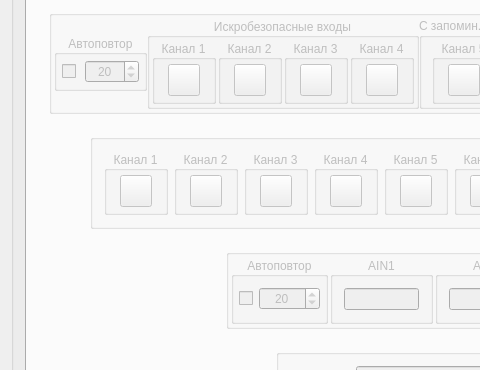
Old version of the form mainwindow.ui in the repository vlarry/emulator; both pictures show x 0 to 480 and y 288 to 658 of the 1276 by 763 pixel window.
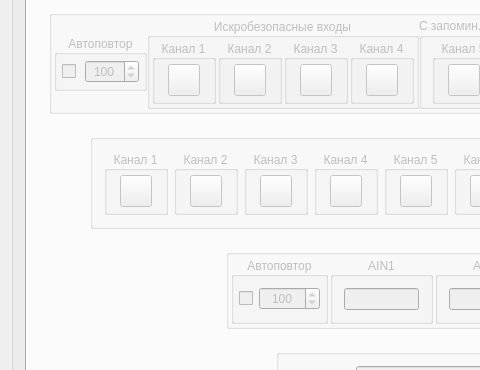
New version of the form. The open tabs and pages were chosen to show the change. Icons and pictures are not drawn. Custom widgets are drawn as their Qt base class.

Commit message: Изменение минимального значения в полях автоповтра с 10мс на 20мс.

```diff
--- a/mainwindow.ui
+++ b/mainwindow.ui
@@ -478,7 +478,7 @@
                             <set>Qt::AlignCenter</set>
                            </property>
                            <property name="minimum">
-                            <number>10</number>
+                            <number>20</number>
                            </property>
                            <property name="maximum">
                             <number>1000</number>
@@ -487,7 +487,7 @@
                             <number>10</number>
                            </property>
                            <property name="value">
-                            <number>20</number>
+                            <number>100</number>
                            </property>
                           </widget>
                          </item>
@@ -3821,7 +3821,7 @@
                             <set>Qt::AlignCenter</set>
                            </property>
                            <property name="minimum">
-                            <number>10</number>
+                            <number>20</number>
                            </property>
                            <property name="maximum">
                             <number>10000</number>
@@ -3830,7 +3830,7 @@
                             <number>10</number>
                            </property>
                            <property name="value">
-                            <number>20</number>
+                            <number>100</number>
                            </property>
                           </widget>
                          </item>
```
Left out of the diff: 6 changed lines with no effect on the pictures.
